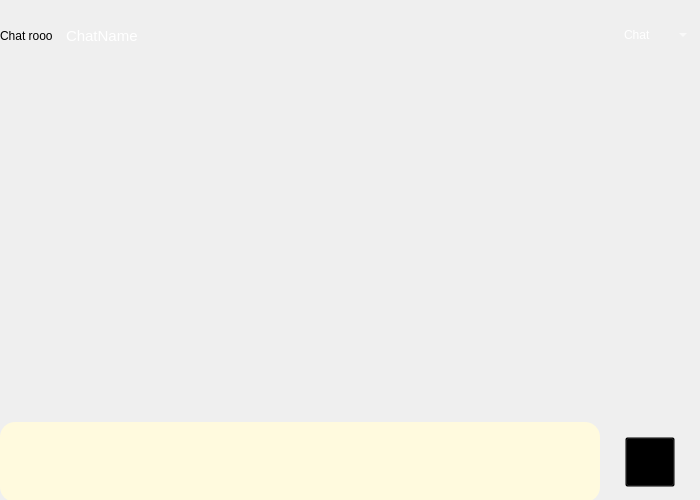
Above: Chat-Application/ChatRoom.ui from verina101/Chat-Application before the change. Below: the same form after it.
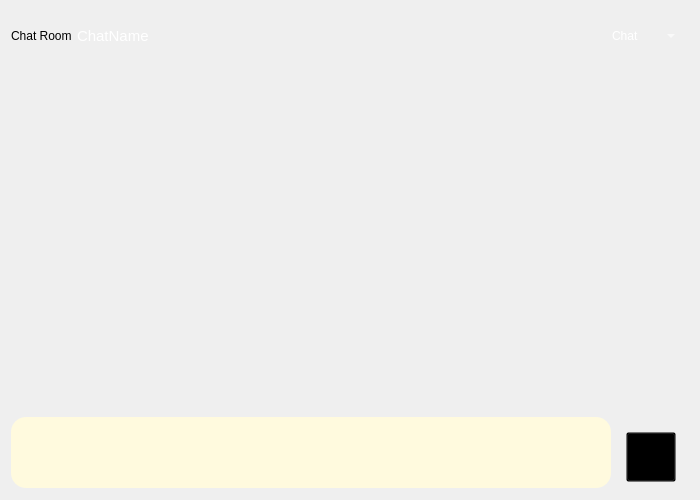
That is the form after the change.

Commit message: created chat info

What changed in the file:
```diff
--- a/Chat-Application/ChatRoom.ui
+++ b/Chat-Application/ChatRoom.ui
@@ -16,15 +16,8 @@
   <property name="styleSheet">
    <string notr="true"/>
   </property>
-  <widget class="QWidget" name="layoutWidget">
-   <property name="geometry">
-    <rect>
-     <x>0</x>
-     <y>0</y>
-     <width>701</width>
-     <height>71</height>
-    </rect>
-   </property>
+  <layout class="QVBoxLayout" name="verticalLayout">
+   <item>
    <layout class="QHBoxLayout" name="horizontalLayout">
     <property name="rightMargin">
      <number>10</number>
@@ -41,7 +34,7 @@
        <string notr="true">background:transparent;</string>
       </property>
       <property name="text">
-       <string>Chat rooo</string>
+        <string>Chat Room</string>
       </property>
      </widget>
     </item>
@@ -56,7 +49,7 @@
       <property name="styleSheet">
        <string notr="true">color:white;
 font:15px;
-background:transparent;</string>
+</string>
       </property>
       <property name="text">
        <string>ChatName</string>
@@ -111,25 +104,18 @@
      </widget>
     </item>
    </layout>
-  </widget>
+   </item>
+   <item>
   <widget class="QStackedWidget" name="stackedWidget">
-   <property name="geometry">
-    <rect>
-     <x>0</x>
-     <y>72</y>
-     <width>700</width>
-     <height>428</height>
-    </rect>
-   </property>
    <property name="styleSheet">
-    <string notr="true">background:transparent;</string>
+      <string notr="true"/>
    </property>
    <property name="currentIndex">
     <number>0</number>
    </property>
    <widget class="QWidget" name="page">
     <property name="styleSheet">
-     <string notr="true">background:transparent;</string>
+       <string notr="true"/>
     </property>
     <widget class="QPlainTextEdit" name="plainTextEdit">
      <property name="geometry">
@@ -137,7 +123,7 @@
        <x>0</x>
        <y>350</y>
        <width>600</width>
-       <height>80</height>
+         <height>71</height>
       </rect>
      </property>
      <property name="styleSheet">
@@ -153,7 +139,7 @@
     <widget class="QPushButton" name="pushButton_send">
      <property name="geometry">
       <rect>
-       <x>625</x>
+         <x>615</x>
        <y>365</y>
        <width>50</width>
        <height>50</height>
@@ -190,6 +176,8 @@
     </widget>
    </widget>
   </widget>
+   </item>
+  </layout>
  </widget>
  <resources/>
  <connections/>
```
Lines whose indentation alone changed are shown as unchanged. The commit also changes 20 other files.
